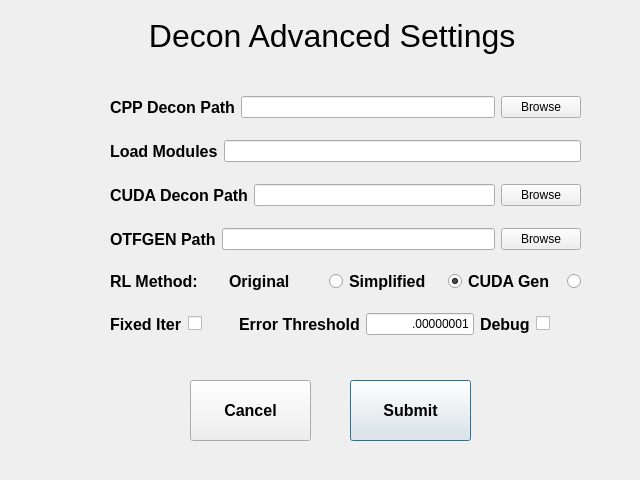
Qt form deconadvanced.ui (abcucberkeley/PetaKit5D-GUI) before a commit.
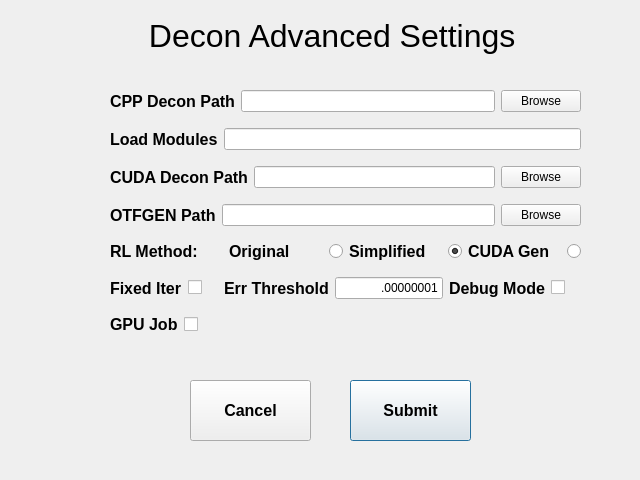
The same form after that commit.

```diff
--- a/deconadvanced.ui
+++ b/deconadvanced.ui
@@ -392,7 +392,7 @@
          </font>
         </property>
         <property name="text">
-         <string>Error Threshold</string>
+         <string>Err Threshold</string>
         </property>
        </widget>
       </item>
@@ -430,7 +430,7 @@
          </font>
         </property>
         <property name="text">
-         <string>Debug</string>
+         <string>Debug Mode</string>
         </property>
        </widget>
       </item>
@@ -452,6 +452,48 @@
       </item>
      </layout>
     </item>
+    <item>
+     <layout class="QHBoxLayout" name="horizontalLayout_7">
+      <item>
+       <widget class="QLabel" name="gpuJobLabel">
+        <property name="sizePolicy">
+         <sizepolicy hsizetype="Preferred" vsizetype="Preferred">
+          <horstretch>0</horstretch>
+          <verstretch>0</verstretch>
+         </sizepolicy>
+        </property>
+        <property name="font">
+         <font>
+          <pointsize>12</pointsize>
+          <weight>75</weight>
+          <bold>true</bold>
+          <strikeout>false</strikeout>
+          <kerning>true</kerning>
+         </font>
+        </property>
+        <property name="text">
+         <string>GPU Job</string>
+        </property>
+       </widget>
+      </item>
+      <item>
+       <widget class="QCheckBox" name="gpuJobCheckBox">
+        <property name="sizePolicy">
+         <sizepolicy hsizetype="MinimumExpanding" vsizetype="Fixed">
+          <horstretch>0</horstretch>
+          <verstretch>0</verstretch>
+         </sizepolicy>
+        </property>
+        <property name="autoFillBackground">
+         <bool>false</bool>
+        </property>
+        <property name="text">
+         <string/>
+        </property>
+       </widget>
+      </item>
+     </layout>
+    </item>
    </layout>
   </widget>
  </widget>
```
